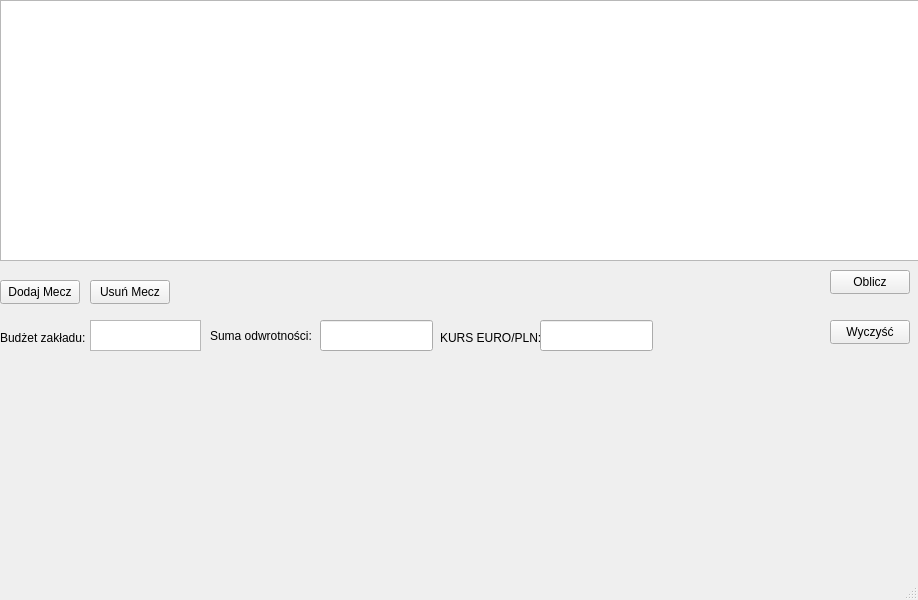
First picture: the form in mainwindow.ui, repository tutekxd123/SureBetsCalculator, before the edit.
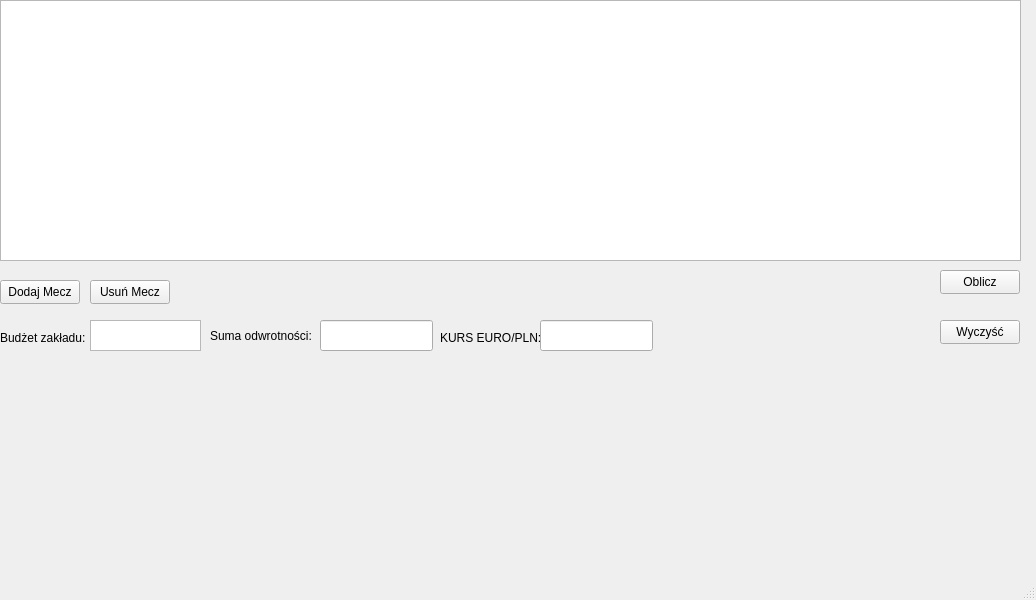
Second picture: the form after the edit.

The edit to the form file:
```diff
--- a/mainwindow.ui
+++ b/mainwindow.ui
@@ -6,7 +6,7 @@
    <rect>
     <x>0</x>
     <y>0</y>
-    <width>918</width>
+    <width>1036</width>
     <height>600</height>
    </rect>
   </property>
@@ -25,7 +25,7 @@
      <rect>
       <x>0</x>
       <y>0</y>
-      <width>921</width>
+      <width>1021</width>
       <height>261</height>
      </rect>
     </property>
@@ -94,7 +94,7 @@
    <widget class="QPushButton" name="pushButton_2">
     <property name="geometry">
      <rect>
-      <x>830</x>
+      <x>940</x>
       <y>270</y>
       <width>80</width>
       <height>24</height>
@@ -156,7 +156,7 @@
    <widget class="QPushButton" name="wyczyscbutton">
     <property name="geometry">
      <rect>
-      <x>830</x>
+      <x>940</x>
       <y>320</y>
       <width>80</width>
       <height>24</height>
```
Left out of the diff: 2 changed lines with no effect on the pictures.
